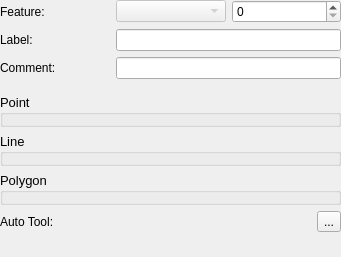
First picture: the form in src/feature_widget_base.ui, repository lparchaeology/ArkPlan, before the edit.
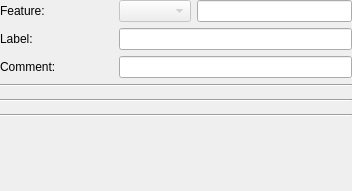
Second picture: the form after the edit. Icons and pictures are not drawn.

Diff of the .ui file:
```diff
--- a/src/feature_widget_base.ui
+++ b/src/feature_widget_base.ui
@@ -6,30 +6,68 @@
    <rect>
     <x>0</x>
     <y>0</y>
-    <width>341</width>
-    <height>257</height>
+    <width>352</width>
+    <height>191</height>
    </rect>
   </property>
   <property name="windowTitle">
    <string>FeatureWidget</string>
   </property>
   <layout class="QGridLayout" name="gridLayout">
+   <property name="sizeConstraint">
+    <enum>QLayout::SetMinAndMaxSize</enum>
+   </property>
    <property name="margin">
     <number>0</number>
    </property>
+   <item row="5" column="0" colspan="3">
+    <widget class="QFrame" name="pointToolGroup">
+     <property name="font">
+      <font>
+       <pointsize>10</pointsize>
+      </font>
+     </property>
+     <layout class="QGridLayout" name="pointToolLayout">
+      <property name="sizeConstraint">
+       <enum>QLayout::SetMinAndMaxSize</enum>
+      </property>
+      <property name="margin">
+       <number>0</number>
+      </property>
+     </layout>
+    </widget>
+   </item>
+   <item row="9" column="0" colspan="3">
+    <widget class="QFrame" name="polygonToolGroup">
+     <property name="font">
+      <font>
+       <pointsize>10</pointsize>
+      </font>
+     </property>
+     <layout class="QGridLayout" name="polygonToolLayout">
+      <property name="sizeConstraint">
+       <enum>QLayout::SetMinAndMaxSize</enum>
+      </property>
+      <property name="margin">
+       <number>0</number>
+      </property>
+     </layout>
+    </widget>
+   </item>
    <item row="6" column="0" colspan="3">
-    <widget class="QGroupBox" name="lineToolGroup">
+    <widget class="Line" name="line_2">
+     <property name="orientation">
+      <enum>Qt::Horizontal</enum>
+     </property>
+    </widget>
+   </item>
+   <item row="7" column="0" colspan="3">
+    <widget class="QFrame" name="lineToolGroup">
      <property name="font">
       <font>
        <pointsize>10</pointsize>
       </font>
      </property>
-     <property name="title">
-      <string>Line</string>
-     </property>
-     <property name="flat">
-      <bool>true</bool>
-     </property>
      <layout class="QGridLayout" name="lineToolLayout">
       <property name="margin">
        <number>0</number>
@@ -37,7 +75,7 @@
      </layout>
     </widget>
    </item>
-   <item row="10" column="0" colspan="3">
+   <item row="12" column="0" colspan="3">
     <spacer name="verticalSpacer">
      <property name="orientation">
       <enum>Qt::Vertical</enum>
@@ -72,54 +110,13 @@
    </item>
    <item row="4" column="0" colspan="3">
     <widget class="Line" name="line">
-     <property name="frameShadow">
-      <enum>QFrame::Sunken</enum>
-     </property>
-     <property name="lineWidth">
-      <number>0</number>
-     </property>
      <property name="orientation">
       <enum>Qt::Horizontal</enum>
      </property>
     </widget>
    </item>
-   <item row="8" column="0" colspan="3">
-    <layout class="QHBoxLayout" name="horizontalLayout">
-     <item>
-      <widget class="QLabel" name="autoLabel">
-       <property name="text">
-        <string>Auto Tool:</string>
-       </property>
-       <property name="buddy">
-        <cstring>autoTool</cstring>
-       </property>
-      </widget>
-     </item>
-     <item>
-      <widget class="QToolButton" name="autoTool">
-       <property name="toolTip">
-        <string>&lt;html&gt;&lt;head/&gt;&lt;body&gt;&lt;p&gt;Auto Schematic&lt;/p&gt;&lt;/body&gt;&lt;/html&gt;</string>
-       </property>
-       <property name="text">
-        <string>...</string>
-       </property>
-       <property name="icon">
-        <iconset resource="resources.qrc">
-         <normaloff>:/plugins/ark/plan/autoSchematic.png</normaloff>:/plugins/ark/plan/autoSchematic.png</iconset>
-       </property>
-      </widget>
-     </item>
-    </layout>
-   </item>
    <item row="3" column="1" colspan="2">
-    <widget class="QLineEdit" name="commentEdit">
-     <property name="sizePolicy">
-      <sizepolicy hsizetype="Preferred" vsizetype="Fixed">
-       <horstretch>0</horstretch>
-       <verstretch>0</verstretch>
-      </sizepolicy>
-     </property>
-    </widget>
+    <widget class="QLineEdit" name="commentEdit"/>
    </item>
    <item row="1" column="1" colspan="2">
     <layout class="QHBoxLayout" name="horizontalLayout_2">
@@ -131,63 +128,10 @@
       </widget>
      </item>
      <item>
-      <widget class="QSpinBox" name="idSpin">
-       <property name="sizePolicy">
-        <sizepolicy hsizetype="Preferred" vsizetype="Fixed">
-         <horstretch>0</horstretch>
-         <verstretch>0</verstretch>
-        </sizepolicy>
-       </property>
-       <property name="toolTip">
-        <string>Source ID</string>
-       </property>
-       <property name="maximum">
-        <number>99999</number>
-       </property>
-      </widget>
+      <widget class="QLineEdit" name="idEdit"/>
      </item>
     </layout>
    </item>
-   <item row="5" column="0" colspan="3">
-    <widget class="QGroupBox" name="pointToolGroup">
-     <property name="font">
-      <font>
-       <pointsize>10</pointsize>
-      </font>
-     </property>
-     <property name="title">
-      <string>Point</string>
-     </property>
-     <property name="flat">
-      <bool>true</bool>
-     </property>
-     <layout class="QGridLayout" name="pointToolLayout">
-      <property name="margin">
-       <number>0</number>
-      </property>
-     </layout>
-    </widget>
-   </item>
-   <item row="7" column="0" colspan="3">
-    <widget class="QGroupBox" name="polygonToolGroup">
-     <property name="font">
-      <font>
-       <pointsize>10</pointsize>
-      </font>
-     </property>
-     <property name="title">
-      <string>Polygon</string>
-     </property>
-     <property name="flat">
-      <bool>true</bool>
-     </property>
-     <layout class="QGridLayout" name="polygonToolLayout">
-      <property name="margin">
-       <number>0</number>
-      </property>
-     </layout>
-    </widget>
-   </item>
    <item row="2" column="0">
     <widget class="QLabel" name="labelLabel">
      <property name="text">
@@ -198,6 +142,13 @@
    <item row="2" column="1" colspan="2">
     <widget class="QLineEdit" name="labelEdit"/>
    </item>
+   <item row="8" column="0" colspan="3">
+    <widget class="Line" name="line_3">
+     <property name="orientation">
+      <enum>Qt::Horizontal</enum>
+     </property>
+    </widget>
+   </item>
   </layout>
  </widget>
  <tabstops>
```
Left out of the diff: 5 changed lines with no effect on the pictures.
